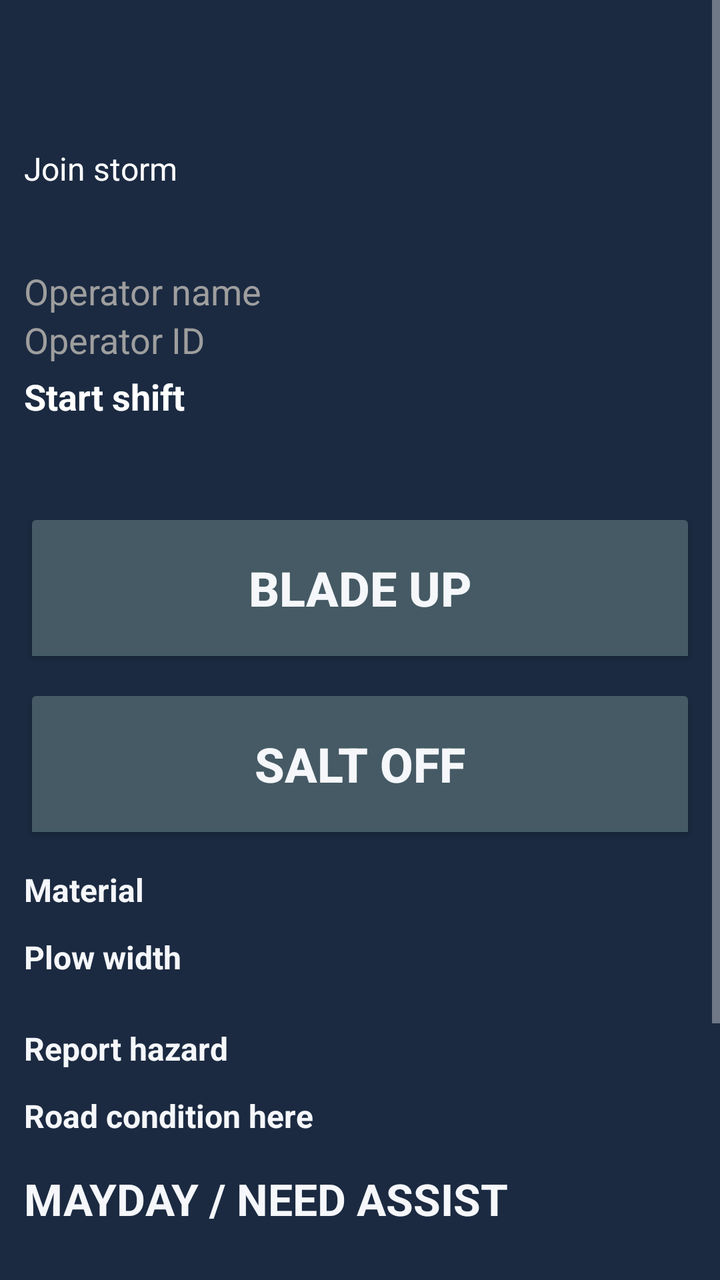
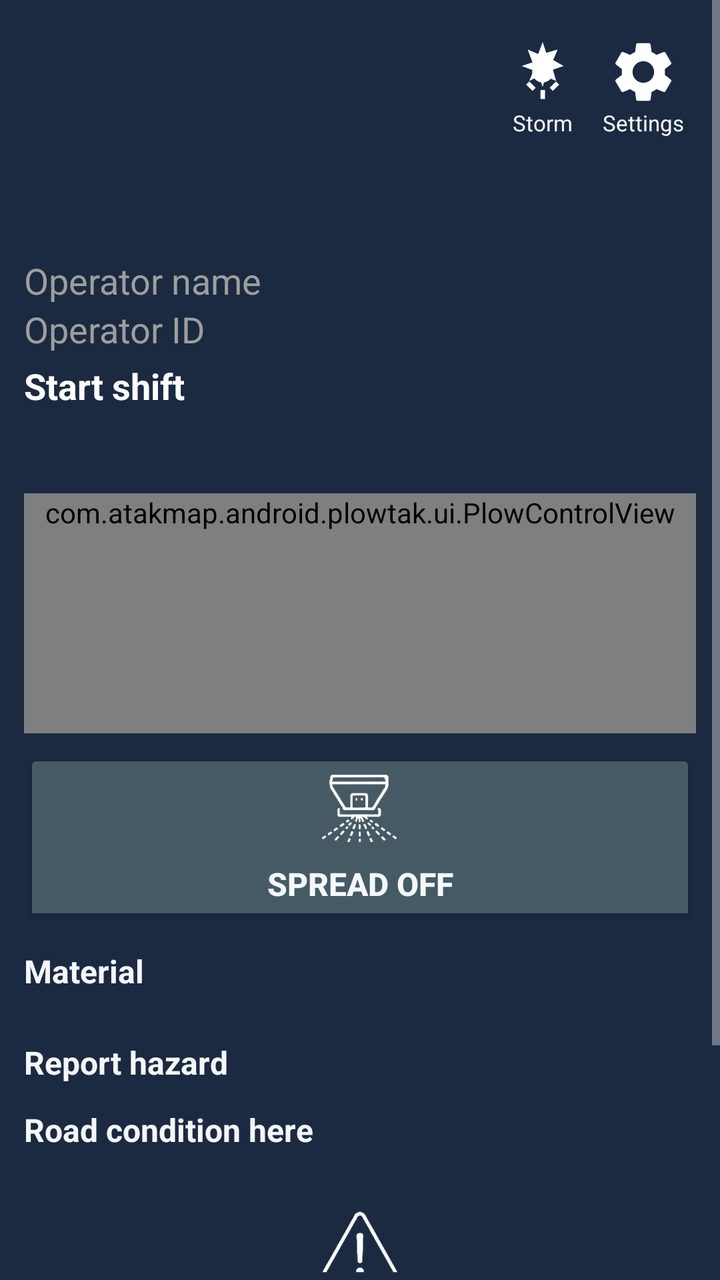

Before-and-after screenshots of an Android layout around one commit, followed by the original layout XML and the change that was made.
<!-- AndroidManifest.xml: application theme ATAKPluginTheme -->
<!-- res/layout/panel_driver.xml -->
<?xml version="1.0" encoding="utf-8"?>
<ScrollView xmlns:android="http://schemas.android.com/apk/res/android"
    android:layout_width="match_parent"
    android:layout_height="match_parent"
    android:background="@color/plowtak_bg">

    <LinearLayout
        android:layout_width="match_parent"
        android:layout_height="wrap_content"
        android:orientation="vertical"
        android:padding="12dp">

        <TextView
            android:id="@+id/driver_header"
            android:layout_width="match_parent"
            android:layout_height="wrap_content"
            android:textColor="@color/plowtak_text"
            android:textSize="20sp"
            android:textStyle="bold" />

        <TextView
            android:id="@+id/driver_status_line"
            android:layout_width="match_parent"
            android:layout_height="wrap_content"
            android:layout_marginTop="4dp"
            android:textColor="@color/plowtak_accent"
            android:textSize="18sp"
            android:textStyle="bold" />

        <Button
            android:id="@+id/driver_storm_join"
            android:layout_width="match_parent"
            android:layout_height="52dp"
            android:layout_marginTop="6dp"
            android:text="@string/driver_storm_join"
            android:textSize="16sp" />

        
        <LinearLayout
            android:id="@+id/driver_shift_form"
            android:layout_width="match_parent"
            android:layout_height="wrap_content"
            android:layout_marginTop="8dp"
            android:orientation="vertical">

            <EditText
                android:id="@+id/driver_operator_name"
                android:layout_width="match_parent"
                android:layout_height="wrap_content"
                android:hint="@string/driver_operator_name_hint"
                android:inputType="textPersonName"
                android:textColor="@color/plowtak_text"
                android:textColorHint="@color/plowtak_grey"
                android:textSize="18sp" />

            <EditText
                android:id="@+id/driver_operator_id"
                android:layout_width="match_parent"
                android:layout_height="wrap_content"
                android:hint="@string/driver_operator_id_hint"
                android:inputType="text"
                android:textColor="@color/plowtak_text"
                android:textColorHint="@color/plowtak_grey"
                android:textSize="18sp" />
        </LinearLayout>

        <Button
            android:id="@+id/driver_shift_button"
            android:layout_width="match_parent"
            android:layout_height="56dp"
            android:layout_marginTop="4dp"
            android:backgroundTint="@color/plowtak_accent"
            android:text="@string/driver_shift_start"
            android:textSize="18sp"
            android:textStyle="bold" />

        
        <ToggleButton
            android:id="@+id/driver_blade_toggle"
            android:layout_width="match_parent"
            android:layout_height="80dp"
            android:layout_marginTop="12dp"
            android:backgroundTint="@color/plowtak_toggle_off"
            android:textColor="@color/plowtak_text"
            android:textOff="@string/driver_blade_up"
            android:textOn="@string/driver_blade_down"
            android:textSize="24sp"
            android:textStyle="bold" />

        <ToggleButton
            android:id="@+id/driver_salt_toggle"
            android:layout_width="match_parent"
            android:layout_height="80dp"
            android:layout_marginTop="8dp"
            android:backgroundTint="@color/plowtak_toggle_off"
            android:textColor="@color/plowtak_text"
            android:textOff="@string/driver_salt_off"
            android:textOn="@string/driver_salt_on"
            android:textSize="24sp"
            android:textStyle="bold" />

        
        <LinearLayout
            android:id="@+id/driver_task_bar"
            android:layout_width="match_parent"
            android:layout_height="wrap_content"
            android:layout_marginTop="12dp"
            android:background="@color/plowtak_toggle_off"
            android:orientation="vertical"
            android:padding="8dp"
            android:visibility="gone">

            <TextView
                android:id="@+id/driver_task_text"
                android:layout_width="match_parent"
                android:layout_height="wrap_content"
                android:textColor="@color/plowtak_text"
                android:textSize="18sp"
                android:textStyle="bold" />

            <LinearLayout
                android:layout_width="match_parent"
                android:layout_height="wrap_content"
                android:layout_marginTop="8dp"
                android:orientation="horizontal">

                <Button
                    android:id="@+id/driver_task_ack"
                    android:layout_width="0dp"
                    android:layout_height="72dp"
                    android:layout_marginEnd="4dp"
                    android:layout_weight="1"
                    android:backgroundTint="@color/plowtak_accent"
                    android:text="@string/driver_task_ack"
                    android:textSize="22sp"
                    android:textStyle="bold" />

                <Button
                    android:id="@+id/driver_task_decline"
                    android:layout_width="0dp"
                    android:layout_height="72dp"
                    android:layout_marginStart="4dp"
                    android:layout_weight="1"
                    android:backgroundTint="@color/plowtak_distress"
                    android:text="@string/driver_task_decline"
                    android:textColor="@color/plowtak_text"
                    android:textSize="22sp"
                    android:textStyle="bold" />
            </LinearLayout>
        </LinearLayout>

        
        <TextView
            android:id="@+id/driver_material_title"
            android:layout_width="match_parent"
            android:layout_height="wrap_content"
            android:layout_marginTop="12dp"
            android:text="@string/driver_material_title"
            android:textColor="@color/plowtak_text"
            android:textSize="16sp"
            android:textStyle="bold" />

        <GridLayout
            android:id="@+id/driver_material_grid"
            android:layout_width="match_parent"
            android:layout_height="wrap_content"
            android:columnCount="4" />

        
        <TextView
            android:id="@+id/driver_width_title"
            android:layout_width="match_parent"
            android:layout_height="wrap_content"
            android:layout_marginTop="12dp"
            android:text="@string/driver_width_title"
            android:textColor="@color/plowtak_text"
            android:textSize="16sp"
            android:textStyle="bold" />

        <GridLayout
            android:id="@+id/driver_width_grid"
            android:layout_width="match_parent"
            android:layout_height="wrap_content"
            android:columnCount="3" />

        
        <GridLayout
            android:id="@+id/driver_status_grid"
            android:layout_width="match_parent"
            android:layout_height="wrap_content"
            android:layout_marginTop="12dp"
            android:columnCount="2" />

        
        <TextView
            android:layout_width="match_parent"
            android:layout_height="wrap_content"
            android:layout_marginTop="12dp"
            android:text="@string/driver_hazards_title"
            android:textColor="@color/plowtak_text"
            android:textSize="16sp"
            android:textStyle="bold" />

        <GridLayout
            android:id="@+id/driver_hazard_grid"
            android:layout_width="match_parent"
            android:layout_height="wrap_content"
            android:columnCount="2" />

        
        <TextView
            android:layout_width="match_parent"
            android:layout_height="wrap_content"
            android:layout_marginTop="12dp"
            android:text="@string/driver_conditions_title"
            android:textColor="@color/plowtak_text"
            android:textSize="16sp"
            android:textStyle="bold" />

        <GridLayout
            android:id="@+id/driver_condition_grid"
            android:layout_width="match_parent"
            android:layout_height="wrap_content"
            android:columnCount="3" />

        
        <Button
            android:id="@+id/driver_distress"
            android:layout_width="match_parent"
            android:layout_height="88dp"
            android:layout_marginTop="16dp"
            android:backgroundTint="@color/plowtak_distress"
            android:text="@string/driver_distress"
            android:textColor="@color/plowtak_text"
            android:textSize="22sp"
            android:textStyle="bold" />

        <ToggleButton
            android:id="@+id/driver_night_toggle"
            android:layout_width="match_parent"
            android:layout_height="48dp"
            android:layout_marginTop="12dp"
            android:backgroundTint="@color/plowtak_toggle_off"
            android:textColor="@color/plowtak_text"
            android:textOff="@string/driver_night_off"
            android:textOn="@string/driver_night_on"
            android:textSize="14sp" />

        <Button
            android:id="@+id/driver_settings"
            android:layout_width="match_parent"
            android:layout_height="48dp"
            android:layout_marginTop="8dp"
            android:backgroundTint="@color/plowtak_toggle_off"
            android:text="@string/driver_settings"
            android:textSize="14sp" />
    </LinearLayout>
</ScrollView>
<!-- resources referenced by this layout -->
<resources>
  <color name="plowtak_accent">#5FA8D3</color>
  <color name="plowtak_bg">#1B2A41</color>
  <color name="plowtak_distress">#C62828</color>
  <color name="plowtak_grey">#9E9E9E</color>
  <color name="plowtak_text">#F5F7FA</color>
  <color name="plowtak_toggle_off">#455A64</color>
  <string name="driver_blade_down">BLADE DOWN</string>
  <string name="driver_blade_up">BLADE UP</string>
  <string name="driver_conditions_title">Road condition here</string>
  <string name="driver_distress">MAYDAY / NEED ASSIST</string>
  <string name="driver_hazards_title">Report hazard</string>
  <string name="driver_material_title">Material</string>
  <string name="driver_night_off">NIGHT MODE OFF</string>
  <string name="driver_night_on">NIGHT MODE ON</string>
  <string name="driver_operator_id_hint">Operator ID</string>
  <string name="driver_operator_name_hint">Operator name</string>
  <string name="driver_salt_off">SALT OFF</string>
  <string name="driver_salt_on">SALT ON</string>
  <string name="driver_settings">Vehicle setup…</string>
  <string name="driver_shift_start">Start shift</string>
  <string name="driver_storm_join">Join storm</string>
  <string name="driver_task_ack">ACK</string>
  <string name="driver_task_decline">DECLINE</string>
  <string name="driver_width_title">Plow width</string>
  <style name="ATAKPluginTheme" parent="@android:style/Theme.Material">
          <item name="android:colorPrimary">#1B2A41</item>
          <item name="android:colorAccent">#5FA8D3</item>
      </style>
</resources>

<!-- the commit's change to res/layout/panel_driver.xml (unified diff, before → after) -->
@@ -10,13 +10,68 @@
         android:orientation="vertical"
         android:padding="12dp">
 
-        <TextView
-            android:id="@+id/driver_header"
-            android:layout_width="match_parent"
-            android:layout_height="wrap_content"
-            android:textColor="@color/plowtak_text"
-            android:textSize="20sp"
-            android:textStyle="bold" />
+        
+        <LinearLayout
+            android:layout_width="match_parent"
+            android:layout_height="wrap_content"
+            android:gravity="center_vertical"
+            android:orientation="horizontal">
+
+            <TextView
+                android:id="@+id/driver_header"
+                android:layout_width="0dp"
+                android:layout_height="wrap_content"
+                android:layout_weight="1"
+                android:textColor="@color/plowtak_text"
+                android:textSize="18sp"
+                android:textStyle="bold" />
+
+            <LinearLayout
+                android:id="@+id/driver_storm_btn"
+                android:layout_width="wrap_content"
+                android:layout_height="wrap_content"
+                android:background="?android:attr/selectableItemBackground"
+                android:gravity="center"
+                android:orientation="vertical"
+                android:padding="6dp">
+
+                <ImageView
+                    android:layout_width="36dp"
+                    android:layout_height="36dp"
+                    android:contentDescription="@string/driver_storm_label"
+                    android:src="@drawable/ic_plowtak_storm" />
+
+                <TextView
+                    android:layout_width="wrap_content"
+                    android:layout_height="wrap_content"
+                    android:text="@string/driver_storm_label"
+                    android:textColor="@color/plowtak_text"
+                    android:textSize="11sp" />
+            </LinearLayout>
+
+            <LinearLayout
+                android:id="@+id/driver_settings_btn"
+                android:layout_width="wrap_content"
+                android:layout_height="wrap_content"
+                android:background="?android:attr/selectableItemBackground"
+                android:gravity="center"
+                android:orientation="vertical"
+                android:padding="6dp">
+
+                <ImageView
+                    android:layout_width="36dp"
+                    android:layout_height="36dp"
+                    android:contentDescription="@string/driver_settings_label"
+                    android:src="@drawable/ic_plowtak_settings" />
+
+                <TextView
+                    android:layout_width="wrap_content"
+                    android:layout_height="wrap_content"
+                    android:text="@string/driver_settings_label"
+                    android:textColor="@color/plowtak_text"
+                    android:textSize="11sp" />
+            </LinearLayout>
+        </LinearLayout>
 
         <TextView
             android:id="@+id/driver_status_line"
@@ -24,16 +79,16 @@
             android:layout_height="wrap_content"
             android:layout_marginTop="4dp"
             android:textColor="@color/plowtak_accent"
-            android:textSize="18sp"
-            android:textStyle="bold" />
-
-        <Button
-            android:id="@+id/driver_storm_join"
-            android:layout_width="match_parent"
-            android:layout_height="52dp"
-            android:layout_marginTop="6dp"
-            android:text="@string/driver_storm_join"
-            android:textSize="16sp" />
+            android:textSize="16sp"
+            android:textStyle="bold" />
+
+        <TextView
+            android:id="@+id/driver_paint_line"
+            android:layout_width="match_parent"
+            android:layout_height="wrap_content"
+            android:layout_marginTop="2dp"
+            android:textColor="@color/plowtak_grey"
+            android:textSize="13sp" />
 
         
         <LinearLayout
@@ -75,28 +130,29 @@
             android:textStyle="bold" />
 
         
+        <com.atakmap.android.plowtak.ui.PlowControlView
+            android:id="@+id/driver_plow_control"
+            android:layout_width="match_parent"
+            android:layout_height="wrap_content"
+            android:layout_marginTop="10dp"
+            android:minHeight="120dp" />
+
+        
         <ToggleButton
-            android:id="@+id/driver_blade_toggle"
-            android:layout_width="match_parent"
-            android:layout_height="80dp"
-            android:layout_marginTop="12dp"
-            android:backgroundTint="@color/plowtak_toggle_off"
-            android:textColor="@color/plowtak_text"
-            android:textOff="@string/driver_blade_up"
-            android:textOn="@string/driver_blade_down"
-            android:textSize="24sp"
-            android:textStyle="bold" />
-
-        <ToggleButton
-            android:id="@+id/driver_salt_toggle"
-            android:layout_width="match_parent"
-            android:layout_height="80dp"
+            android:id="@+id/driver_spread_toggle"
+            android:layout_width="match_parent"
+            android:layout_height="88dp"
             android:layout_marginTop="8dp"
             android:backgroundTint="@color/plowtak_toggle_off"
-            android:textColor="@color/plowtak_text"
-            android:textOff="@string/driver_salt_off"
-            android:textOn="@string/driver_salt_on"
-            android:textSize="24sp"
+            android:drawableTop="@drawable/ic_ops_spreading"
+            android:drawablePadding="4dp"
+            android:gravity="center"
+            android:paddingTop="8dp"
+            android:paddingBottom="8dp"
+            android:textColor="@color/plowtak_text"
+            android:textOff="@string/driver_spread_off"
+            android:textOn="@string/driver_spread_on"
+            android:textSize="16sp"
             android:textStyle="bold" />
 
         
@@ -149,7 +205,6 @@
             </LinearLayout>
         </LinearLayout>
 
-        
         <TextView
             android:id="@+id/driver_material_title"
             android:layout_width="match_parent"
@@ -164,26 +219,8 @@
             android:id="@+id/driver_material_grid"
             android:layout_width="match_parent"
             android:layout_height="wrap_content"
-            android:columnCount="4" />
-
-        
-        <TextView
-            android:id="@+id/driver_width_title"
-            android:layout_width="match_parent"
-            android:layout_height="wrap_content"
-            android:layout_marginTop="12dp"
-            android:text="@string/driver_width_title"
-            android:textColor="@color/plowtak_text"
-            android:textSize="16sp"
-            android:textStyle="bold" />
-
-        <GridLayout
-            android:id="@+id/driver_width_grid"
-            android:layout_width="match_parent"
-            android:layout_height="wrap_content"
             android:columnCount="3" />
 
-        
         <GridLayout
             android:id="@+id/driver_status_grid"
             android:layout_width="match_parent"
@@ -191,7 +228,6 @@
             android:layout_marginTop="12dp"
             android:columnCount="2" />
 
-        
         <TextView
             android:layout_width="match_parent"
             android:layout_height="wrap_content"
@@ -207,7 +243,6 @@
             android:layout_height="wrap_content"
             android:columnCount="2" />
 
-        
         <TextView
             android:layout_width="match_parent"
             android:layout_height="wrap_content"
@@ -223,36 +258,36 @@
             android:layout_height="wrap_content"
             android:columnCount="3" />
 
-        
         <Button
             android:id="@+id/driver_distress"
             android:layout_width="match_parent"
-            android:layout_height="88dp"
+            android:layout_height="96dp"
             android:layout_marginTop="16dp"
             android:backgroundTint="@color/plowtak_distress"
+            android:drawableTop="@drawable/ic_ops_mayday"
+            android:drawablePadding="4dp"
+            android:gravity="center"
+            android:paddingTop="8dp"
+            android:paddingBottom="8dp"
             android:text="@string/driver_distress"
             android:textColor="@color/plowtak_text"
-            android:textSize="22sp"
+            android:textSize="18sp"
             android:textStyle="bold" />
 
         <ToggleButton
             android:id="@+id/driver_night_toggle"
             android:layout_width="match_parent"
-            android:layout_height="48dp"
+            android:layout_height="72dp"
             android:layout_marginTop="12dp"
             android:backgroundTint="@color/plowtak_toggle_off"
+            android:drawableTop="@drawable/ic_ops_night_off"
+            android:drawablePadding="2dp"
+            android:gravity="center"
+            android:paddingTop="6dp"
+            android:paddingBottom="6dp"
             android:textColor="@color/plowtak_text"
             android:textOff="@string/driver_night_off"
             android:textOn="@string/driver_night_on"
-            android:textSize="14sp" />
-
-        <Button
-            android:id="@+id/driver_settings"
-            android:layout_width="match_parent"
-            android:layout_height="48dp"
-            android:layout_marginTop="8dp"
-            android:backgroundTint="@color/plowtak_toggle_off"
-            android:text="@string/driver_settings"
-            android:textSize="14sp" />
+            android:textSize="13sp" />
     </LinearLayout>
 </ScrollView>
<!-- resource entries referenced after the edit -->
@@ -6,8 +6,37 @@
   <color name="plowtak_grey">#9E9E9E</color>
   <color name="plowtak_text">#F5F7FA</color>
   <color name="plowtak_toggle_off">#455A64</color>
-  <string name="driver_blade_down">BLADE DOWN</string>
-  <string name="driver_blade_up">BLADE UP</string>
+  <!-- drawable ic_ops_mayday: png bitmap (drawable-nodpi, 7419 bytes) -->
+  <!-- drawable ic_ops_night_off: png bitmap (drawable-nodpi, 10374 bytes) -->
+  <!-- drawable ic_ops_spreading: png bitmap (drawable-nodpi, 10953 bytes) -->
+  <!-- drawable ic_plowtak_settings (drawable) -->
+  <?xml version="1.0" encoding="utf-8"?>
+  <vector xmlns:android="http://schemas.android.com/apk/res/android"
+      android:width="48dp"
+      android:height="48dp"
+      android:viewportWidth="24"
+      android:viewportHeight="24">
+      <path
+          android:fillColor="#FFFFFF"
+          android:pathData="M19.14,12.94c0.04,-0.31 0.06,-0.63 0.06,-0.94c0,-0.31 -0.02,-0.63 -0.06,-0.94l2.03,-1.58c0.18,-0.14 0.23,-0.41 0.12,-0.61l-1.92,-3.32c-0.12,-0.22 -0.37,-0.29 -0.59,-0.22l-2.39,0.96c-0.5,-0.38 -1.03,-0.7 -1.62,-0.94L14.4,2.81c-0.04,-0.24 -0.24,-0.41 -0.48,-0.41h-3.84c-0.24,0 -0.43,0.17 -0.47,0.41L9.25,5.35C8.66,5.59 8.12,5.92 7.63,6.29L5.24,5.33c-0.22,-0.08 -0.47,0 -0.59,0.22L2.74,8.87C2.62,9.08 2.66,9.34 2.86,9.48l2.03,1.58C4.84,11.37 4.82,11.69 4.82,12s0.02,0.63 0.06,0.94l-2.03,1.58c-0.18,0.14 -0.23,0.41 -0.12,0.61l1.92,3.32c0.12,0.22 0.37,0.29 0.59,0.22l2.39,-0.96c0.5,0.38 1.03,0.7 1.62,0.94l0.36,2.54c0.05,0.24 0.24,0.41 0.48,0.41h3.84c0.24,0 0.44,-0.17 0.47,-0.41l0.36,-2.54c0.59,-0.24 1.13,-0.56 1.62,-0.94l2.39,0.96c0.22,0.08 0.47,0 0.59,-0.22l1.92,-3.32c0.12,-0.22 0.07,-0.47 -0.12,-0.61L19.14,12.94zM12,15.6c-1.98,0 -3.6,-1.62 -3.6,-3.6s1.62,-3.6 3.6,-3.6s3.6,1.62 3.6,3.6S13.98,15.6 12,15.6z" />
+  </vector>
+  <!-- drawable ic_plowtak_storm (drawable) -->
+  <?xml version="1.0" encoding="utf-8"?>
+  <vector xmlns:android="http://schemas.android.com/apk/res/android"
+      android:width="48dp"
+      android:height="48dp"
+      android:viewportWidth="24"
+      android:viewportHeight="24">
+      <path
+          android:fillColor="#FFFFFF"
+          android:pathData="M12,2l1.2,3.6L17,4.5l-1.5,3.5L19,10l-3.6,1.2L16.5,15l-3.5,-1.5L12,17l-1.2,-3.6L7.5,15l1.5,-3.5L5,10l3.6,-1.2L7,4.5l3.5,1.5L12,2z" />
+      <path
+          android:fillColor="#FFFFFF"
+          android:pathData="M12,8.5c-1.93,0 -3.5,1.57 -3.5,3.5s1.57,3.5 3.5,3.5s3.5,-1.57 3.5,-3.5S13.93,8.5 12,8.5zM12,13.5c-0.83,0 -1.5,-0.67 -1.5,-1.5s0.67,-1.5 1.5,-1.5s1.5,0.67 1.5,1.5S12.83,13.5 12,13.5z" />
+      <path
+          android:fillColor="#FFFFFF"
+          android:pathData="M11.25,18h1.5v3h-1.5zM6.5,16.2l1.06,-1.06l2.12,2.12l-1.06,1.06zM14.32,17.26l2.12,-2.12l1.06,1.06l-2.12,2.12z" />
+  </vector>
   <string name="driver_conditions_title">Road condition here</string>
   <string name="driver_distress">MAYDAY / NEED ASSIST</string>
   <string name="driver_hazards_title">Report hazard</string>
@@ -16,14 +45,13 @@
   <string name="driver_night_on">NIGHT MODE ON</string>
   <string name="driver_operator_id_hint">Operator ID</string>
   <string name="driver_operator_name_hint">Operator name</string>
-  <string name="driver_salt_off">SALT OFF</string>
-  <string name="driver_salt_on">SALT ON</string>
-  <string name="driver_settings">Vehicle setup…</string>
+  <string name="driver_settings_label">Settings</string>
   <string name="driver_shift_start">Start shift</string>
-  <string name="driver_storm_join">Join storm</string>
+  <string name="driver_spread_off">SPREAD OFF</string>
+  <string name="driver_spread_on">SPREADING</string>
+  <string name="driver_storm_label">Storm</string>
   <string name="driver_task_ack">ACK</string>
   <string name="driver_task_decline">DECLINE</string>
-  <string name="driver_width_title">Plow width</string>
   <style name="ATAKPluginTheme" parent="@android:style/Theme.Material">
           <item name="android:colorPrimary">#1B2A41</item>
           <item name="android:colorAccent">#5FA8D3</item>
